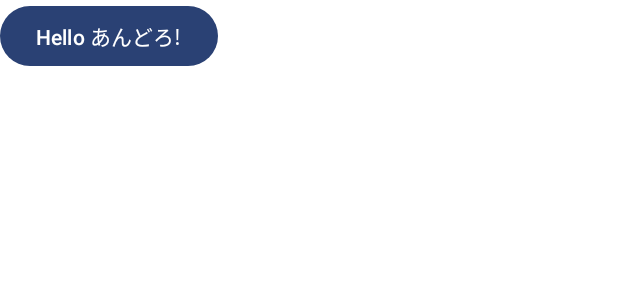
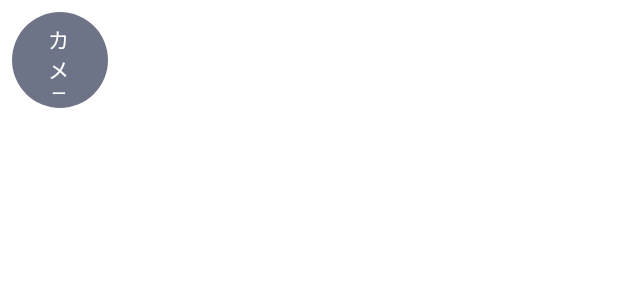
Before and after one commit to OMOCHInoHOSHI/Kojin_2nen_BitmapPreview, an Android app built with Jetpack Compose: the @Preview function GreetingPreview, on a phone screen of 412 x 824 dp. Shown: the top 300 px of the screen. Run offline under Robolectric (Android 15) with nearby library versions, the phone set to English and light mode, and no system bars; libraries missing offline, so code that uses them is left out: com.chaquo.python; 1 statement that could not run was skipped.

Commit message:
カメラアイコンを撮影ボタンに

```diff
--- a/app/build.gradle.kts
+++ b/app/build.gradle.kts
@@ -92,6 +92,12 @@ dependencies {
     implementation("androidx.camera:camera-extensions:${cameraxVersion}")
     //カメラライブラリE---------------------------------------------------------
 
+    //アイコン関係S----------------------------------------------------------------------
+    implementation ("androidx.compose.material3:material3:1.3.0")
+    implementation("androidx.compose.material:material-icons-core:1.7.4")
+    implementation("androidx.compose.material:material-icons-extended-android:1.7.4")
+    //アイコン関係E----------------------------------------------------------------------
+
     implementation(libs.androidx.core.ktx)
     implementation(libs.androidx.lifecycle.runtime.ktx)
     implementation(libs.androidx.activity.compose)
--- a/app/src/main/java/com/example/myapplicationtest/MainActivity.kt
+++ b/app/src/main/java/com/example/myapplicationtest/MainActivity.kt
@@ -6,17 +6,26 @@ import androidx.activity.compose.setContent
 import androidx.compose.foundation.layout.Box
 import androidx.compose.foundation.layout.fillMaxWidth
 import androidx.compose.foundation.layout.padding
+import androidx.compose.foundation.layout.size
+import androidx.compose.material.icons.Icons
+import androidx.compose.material.icons.filled.Camera
+import androidx.compose.material.icons.filled.PhotoCamera
+import androidx.compose.material.icons.rounded.PhotoCamera
 import androidx.compose.material3.Button
+import androidx.compose.material3.ButtonDefaults
+import androidx.compose.material3.FilledTonalButton
+import androidx.compose.material3.Icon
 import androidx.compose.material3.Scaffold
 import androidx.compose.material3.Text
 import androidx.compose.runtime.Composable
 import androidx.compose.runtime.getValue
+import androidx.compose.runtime.mutableIntStateOf
 import androidx.compose.runtime.mutableStateOf
 import androidx.compose.runtime.remember
 import androidx.compose.runtime.setValue
 import androidx.compose.ui.Modifier
-import androidx.compose.ui.res.stringResource
 import androidx.compose.ui.tooling.preview.Preview
+import androidx.compose.ui.unit.dp
 import com.chaquo.python.Python.getInstance
 import com.example.myapplicationtest.ui.theme.MyApplicationTestTheme
 
@@ -40,8 +49,24 @@ class MainActivity : ComponentActivity() {
                             modifier = Modifier.padding(innerPadding)   //余白
                         )
                     }
-                    //カメラ権限呼び出し
-                    CameraScreen()
+
+                    var flg by remember { mutableIntStateOf(0) } // flg の状態を管理する
+                    FilledTonalButton(
+                        onClick = { flg = 1 },
+                        modifier = Modifier.size(80.dp).padding(1.dp)
+                    ) {
+                        Icon(
+                            imageVector = Icons.Rounded.PhotoCamera, // カメラのアイコンに変更
+                            contentDescription = "カメラ起動",
+                            modifier = Modifier.size(ButtonDefaults.IconSize)
+                        )
+                        //Text(text = "カメラ起動")
+                    }
+                    if(flg == 1){
+                        //カメラ権限呼び出し
+                        CameraScreen()
+                    }
+
                 }
             }
         }
@@ -84,13 +109,27 @@ fun Greeting(name: String,
 @Composable
 fun GreetingPreview() {
     MyApplicationTestTheme {
-        var str by remember { mutableStateOf("あんどろ") }
+//        var str by remember { mutableStateOf("あんどろ") }
+//
+////        var moji="ボタンがタップされました-"
+//        var moji= stringResource(id=R.string.app_name)
+//
+//        Box {
+//            Greeting(str, onClick = {str = moji})
+//        }
 
-//        var moji="ボタンがタップされました-"
-        var moji= stringResource(id=R.string.app_name)
+        var flg by remember { mutableIntStateOf(0) } // flg の状態を管理する
 
-        Box {
-            Greeting(str, onClick = {str = moji})
+        FilledTonalButton(
+            onClick = { flg = 1 },
+            modifier = Modifier.size(80.dp).padding(8.dp)
+
+        ) {
+            Text(text = "カメラ起動")
+        }
+        if(flg == 1){
+            //カメラ権限呼び出し
+            CameraScreen()
         }
 
     }
```
